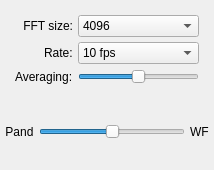
First picture: the form in qtgui/dockfft.ui, repository gqrx-sdr/gqrx, before the edit.
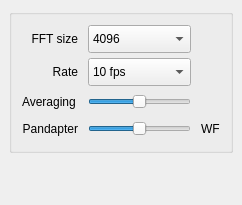
Second picture: the form after the edit. Icons and pictures are not drawn.

Commit message:
User interface tweaks for Mac OS X.
Apply workaround for overlapping buttons.
Modify minimum size and vertical policy for some sliders. These should
fix most if not all overlapping and partially hidden widget issues

The edit to the form file:
```diff
--- a/qtgui/dockfft.ui
+++ b/qtgui/dockfft.ui
@@ -6,8 +6,8 @@
    <rect>
     <x>0</x>
     <y>0</y>
-    <width>214</width>
-    <height>170</height>
+    <width>242</width>
+    <height>205</height>
    </rect>
   </property>
   <property name="windowIcon">
@@ -24,23 +24,21 @@
    <string>FFT Settings</string>
   </property>
   <widget class="QWidget" name="dockWidgetContents">
-   <layout class="QVBoxLayout" name="fftSettingsVLayout">
-    <property name="spacing">
-     <number>5</number>
-    </property>
-    <property name="margin">
-     <number>5</number>
-    </property>
+   <layout class="QVBoxLayout" name="verticalLayout">
     <item>
-     <layout class="QFormLayout" name="fftSettingsFormLayout">
-      <property name="fieldGrowthPolicy">
-       <enum>QFormLayout::AllNonFixedFieldsGrow</enum>
+     <widget class="QGroupBox" name="groupBox">
+      <property name="sizePolicy">
+       <sizepolicy hsizetype="Preferred" vsizetype="Preferred">
+        <horstretch>0</horstretch>
+        <verstretch>0</verstretch>
+       </sizepolicy>
       </property>
-      <property name="labelAlignment">
-       <set>Qt::AlignRight|Qt::AlignTrailing|Qt::AlignVCenter</set>
+      <property name="title">
+       <string/>
       </property>
+      <layout class="QGridLayout" name="gridLayout">
       <property name="horizontalSpacing">
-       <number>5</number>
+        <number>10</number>
       </property>
       <property name="verticalSpacing">
        <number>5</number>
@@ -51,7 +49,7 @@
       <item row="0" column="0">
        <widget class="QLabel" name="fftSizeLabel">
         <property name="text">
-         <string>FFT size:</string>
+          <string>FFT size</string>
         </property>
         <property name="alignment">
          <set>Qt::AlignRight|Qt::AlignTrailing|Qt::AlignVCenter</set>
@@ -64,11 +62,17 @@
          <bool>true</bool>
         </property>
         <property name="sizePolicy">
-         <sizepolicy hsizetype="Preferred" vsizetype="Preferred">
+          <sizepolicy hsizetype="Expanding" vsizetype="Preferred">
           <horstretch>0</horstretch>
           <verstretch>0</verstretch>
          </sizepolicy>
         </property>
+         <property name="minimumSize">
+          <size>
+           <width>0</width>
+           <height>28</height>
+          </size>
+         </property>
         <property name="toolTip">
          <string>&lt;html&gt;Number of FFT points to calculate. Higher values will require more CPU time. This will not influence the number of points on the display since that parameter is adjusted automatically according to the display size.
 &lt;/html&gt;</string>
@@ -132,18 +136,27 @@
       <item row="1" column="0">
        <widget class="QLabel" name="fftRateLabel">
         <property name="text">
-         <string>Rate:</string>
+          <string>Rate</string>
+         </property>
+         <property name="alignment">
+          <set>Qt::AlignRight|Qt::AlignTrailing|Qt::AlignVCenter</set>
         </property>
        </widget>
       </item>
       <item row="1" column="1">
        <widget class="QComboBox" name="fftRateComboBox">
         <property name="sizePolicy">
-         <sizepolicy hsizetype="Preferred" vsizetype="Preferred">
+          <sizepolicy hsizetype="Expanding" vsizetype="Preferred">
           <horstretch>0</horstretch>
           <verstretch>0</verstretch>
          </sizepolicy>
         </property>
+         <property name="minimumSize">
+          <size>
+           <width>0</width>
+           <height>28</height>
+          </size>
+         </property>
         <property name="toolTip">
          <string>FFT refresh rate.</string>
         </property>
@@ -198,12 +211,24 @@
          <string>&lt;html&gt;&lt;head/&gt;&lt;body&gt;&lt;p&gt;FFT averaging speed.&lt;/p&gt;&lt;p&gt;Also known as video filter on spectrum analyzers.&lt;/p&gt;&lt;/body&gt;&lt;/html&gt;</string>
         </property>
         <property name="text">
-         <string>Averaging:</string>
+          <string>Averaging</string>
         </property>
        </widget>
       </item>
       <item row="2" column="1">
        <widget class="QSlider" name="fftAvgSlider">
+         <property name="sizePolicy">
+          <sizepolicy hsizetype="Expanding" vsizetype="Preferred">
+           <horstretch>0</horstretch>
+           <verstretch>0</verstretch>
+          </sizepolicy>
+         </property>
+         <property name="minimumSize">
+          <size>
+           <width>0</width>
+           <height>22</height>
+          </size>
+         </property>
         <property name="toolTip">
          <string>&lt;html&gt;&lt;head/&gt;&lt;body&gt;&lt;p&gt;FFT averaging speed.&lt;/p&gt;&lt;p&gt;The averaging does not apply to the waterfall, which is always updated with the latest unfiltered samples.&lt;/p&gt;&lt;/body&gt;&lt;/html&gt;</string>
         </property>
@@ -224,22 +249,30 @@
         </property>
        </widget>
       </item>
-     </layout>
-    </item>
-    <item>
-     <layout class="QHBoxLayout" name="fftSettingsSplitHLayout">
-      <item>
+       <item row="3" column="0">
        <widget class="QLabel" name="wfLabel">
         <property name="text">
-         <string>Pand</string>
+          <string>Pandapter</string>
         </property>
         <property name="alignment">
-         <set>Qt::AlignCenter</set>
+          <set>Qt::AlignRight|Qt::AlignTrailing|Qt::AlignVCenter</set>
         </property>
        </widget>
       </item>
-      <item>
+       <item row="3" column="1">
        <widget class="QSlider" name="fftSplitSlider">
+         <property name="sizePolicy">
+          <sizepolicy hsizetype="Expanding" vsizetype="Preferred">
+           <horstretch>0</horstretch>
+           <verstretch>0</verstretch>
+          </sizepolicy>
+         </property>
+         <property name="minimumSize">
+          <size>
+           <width>0</width>
+           <height>22</height>
+          </size>
+         </property>
         <property name="toolTip">
          <string>Spatial distribution between pandapter and waterfall</string>
         </property>
@@ -257,7 +290,7 @@
         </property>
        </widget>
       </item>
-      <item>
+       <item row="3" column="2">
        <widget class="QLabel" name="pandLabel">
         <property name="text">
          <string>WF</string>
@@ -268,6 +301,20 @@
        </widget>
       </item>
      </layout>
+     </widget>
+    </item>
+    <item>
+     <spacer name="verticalSpacer">
+      <property name="orientation">
+       <enum>Qt::Vertical</enum>
+      </property>
+      <property name="sizeHint" stdset="0">
+       <size>
+        <width>20</width>
+        <height>40</height>
+       </size>
+      </property>
+     </spacer>
     </item>
    </layout>
   </widget>
```
Lines whose indentation alone changed are shown as unchanged. The commit also changes 6 other files.
